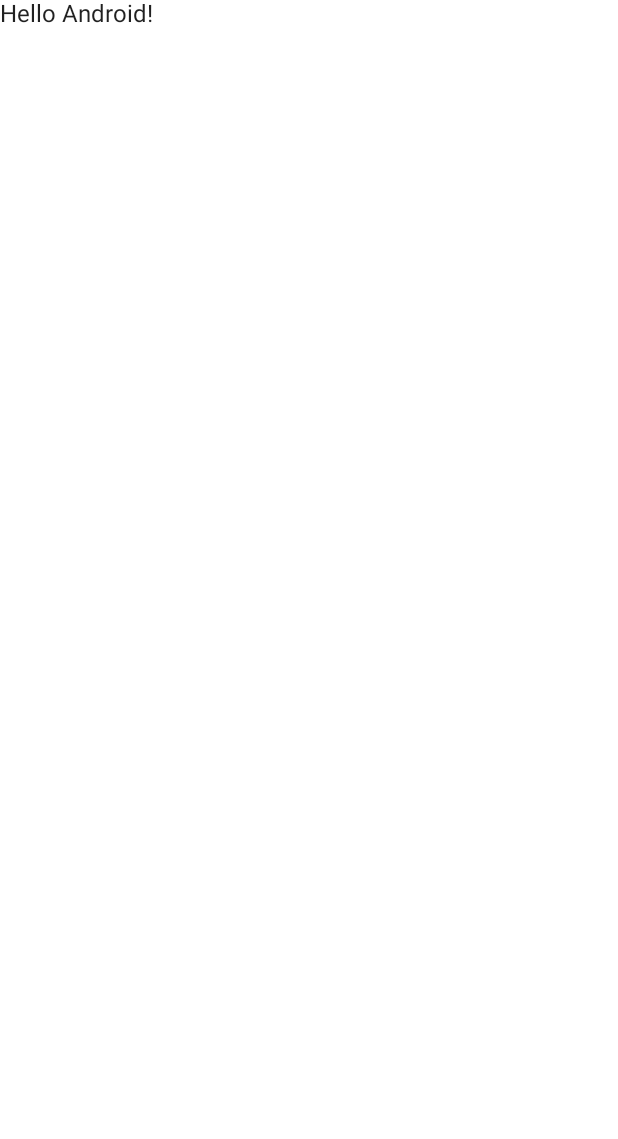
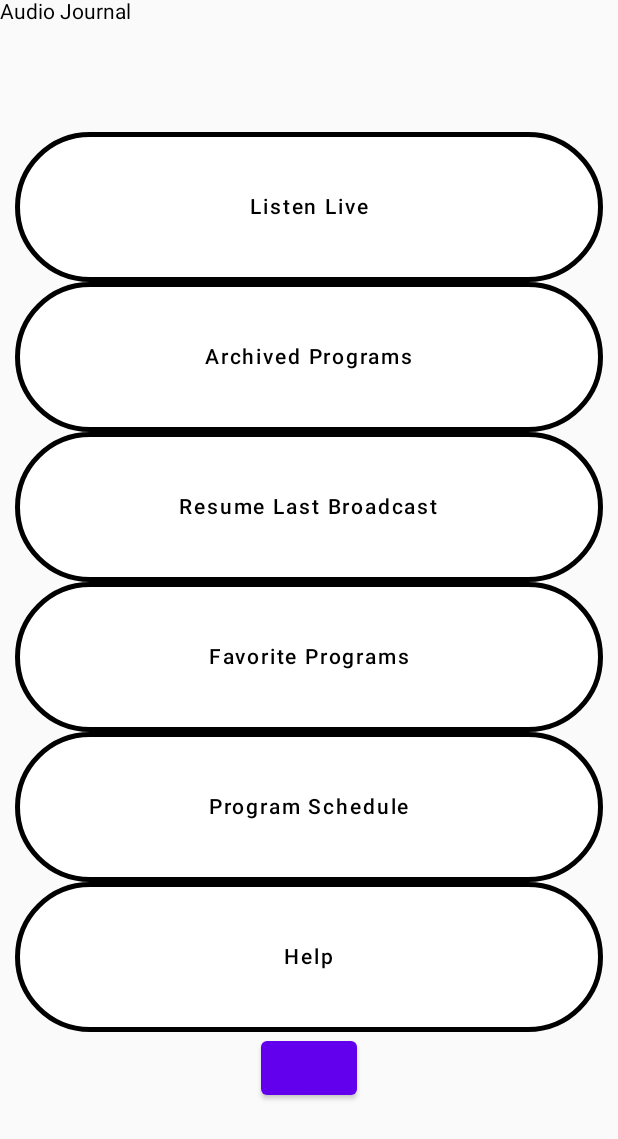
Before and after one commit to eoola/Audio-Journal-Android, an Android app built with Jetpack Compose: the screen it shows after launch (MainActivity), on a phone screen of 412 x 824 dp. Before the commit the part shown is almost empty. Shown: the top 1139 px of the screen. Run offline under Robolectric (Android 15) with nearby library versions, the phone set to English and light mode, and no system bars.

Commit message:
Homescreen Components

```diff
--- /dev/null
+++ b/app/src/main/java/com/wpi/audiojournal/HomeScreen.kt
@@ -0,0 +1,99 @@
+package com.wpi.audiojournal
+
+import android.icu.text.CaseMap
+import androidx.compose.foundation.layout.*
+import androidx.compose.material.Button
+import androidx.compose.material.Icon
+import androidx.compose.material.IconButton
+import androidx.compose.material.Text
+import androidx.compose.runtime.Composable
+import androidx.compose.ui.Alignment
+import androidx.compose.ui.Modifier
+import androidx.compose.ui.graphics.Color
+import androidx.compose.ui.graphics.painter.Painter
+import androidx.compose.ui.platform.LocalContext
+import com.wpi.audiojournal.ui.theme.RoundButton
+
+@Composable
+fun HomeScreen() {
+    Box(
+        modifier = Modifier.fillMaxSize()
+    ) {
+        Title()
+        Column(
+            modifier = Modifier.fillMaxSize(),
+            // color = MaterialTheme.colors.background
+            verticalArrangement = Arrangement.Center,
+            horizontalAlignment = Alignment.CenterHorizontally
+        ) {
+
+            RoundButton(
+                text = "Listen Live",
+                onClick = { /*TODO*/ },
+                borderColor = Color.Black, //COLORS ARE PLACE HOLDERS
+                backgroundColor = Color.White,
+                contentColor = Color.Black
+            )
+
+            RoundButton(
+                text = "Archived Programs",
+                onClick = { /*TODO*/ },
+                borderColor = Color.Black, //COLORS ARE PLACE HOLDERS
+                backgroundColor = Color.White,
+                contentColor = Color.Black
+            )
+
+            RoundButton(
+                text = "Resume Last Broadcast",
+                onClick = { /*TODO*/ },
+                borderColor = Color.Black, //COLORS ARE PLACE HOLDERS
+                backgroundColor = Color.White,
+                contentColor = Color.Black
+            )
+
+            RoundButton(
+                text = "Favorite Programs",
+                onClick = { /*TODO*/ },
+                borderColor = Color.Black, //COLORS ARE PLACE HOLDERS
+                backgroundColor = Color.White,
+                contentColor = Color.Black
+            )
+
+            RoundButton(
+                text = "Program Schedule",
+                onClick = { /*TODO*/ },
+                borderColor = Color.Black, //COLORS ARE PLACE HOLDERS
+                backgroundColor = Color.White,
+                contentColor = Color.Black
+            )
+
+            RoundButton(
+                text = "Help",
+                onClick = { /*TODO*/ },
+                borderColor = Color.Black, //COLORS ARE PLACE HOLDERS
+                backgroundColor = Color.White,
+                contentColor = Color.Black
+            )
+
+
+
+            ScreenPalette()
+        }
+    }
+}
+
+@Composable
+fun Title(){
+    Text("Audio Journal")
+}
+
+
+
+//This is for the palette changer
+@Composable
+fun ScreenPalette() {
+
+    Button(onClick = { /*TODO*/ }) {
+        //Icon(painter = Painter., contentDescription = "Color Palette Button")
+    }
+}
--- a/app/src/main/java/com/wpi/audiojournal/MainActivity.kt
+++ b/app/src/main/java/com/wpi/audiojournal/MainActivity.kt
@@ -16,7 +16,9 @@ class MainActivity : ComponentActivity() {
     override fun onCreate(savedInstanceState: Bundle?) {
         super.onCreate(savedInstanceState)
         setContent {
-            AudioJournalTheme {
+
+            HomeScreen()
+            /*AudioJournalTheme {
                 // A surface container using the 'background' color from the theme
                 Surface(
                     modifier = Modifier.fillMaxSize(),
@@ -24,7 +26,7 @@ class MainActivity : ComponentActivity() {
                 ) {
                     Greeting("Android")
                 }
-            }
+            }*/
         }
     }
 }
--- /dev/null
+++ b/app/src/main/java/com/wpi/audiojournal/ui/theme/RoundButton.kt
@@ -0,0 +1,58 @@
+package com.wpi.audiojournal.ui.theme
+
+import androidx.compose.foundation.BorderStroke
+import androidx.compose.foundation.layout.PaddingValues
+import androidx.compose.foundation.layout.size
+import androidx.compose.foundation.shape.CircleShape
+import androidx.compose.material.Button
+import androidx.compose.material.ButtonDefaults
+import androidx.compose.material.OutlinedButton
+import androidx.compose.material.Text
+import androidx.compose.runtime.Composable
+import androidx.compose.ui.Modifier
+import androidx.compose.ui.graphics.Color
+import androidx.compose.ui.platform.LocalContext
+import androidx.compose.ui.unit.dp
+
+class RoundButtonParams {
+    val widthMargin = 20
+    val borderStroke = 3
+    val height = 100
+
+
+}
+@Composable
+fun RoundButton(text:String,
+                modifier: Modifier=Modifier,
+                onClick:()->Unit,
+                borderColor: Color,
+                backgroundColor: Color,
+                contentColor: Color
+                ){
+    val params = RoundButtonParams()
+    val context = LocalContext.current
+    val displayMetrics = context.getResources().getDisplayMetrics()
+    //val dpHeight = displayMetrics.heightPixels / displayMetrics.density;
+    val dpWidth = displayMetrics.widthPixels / displayMetrics.density
+
+    val w = dpWidth - params.widthMargin
+    //val h = dpHeight - 3
+
+
+    OutlinedButton(onClick = onClick,
+        modifier = modifier.size(width = w.dp, height = params.height.dp),
+        //modifier = Modifier.height(50),
+        shape = CircleShape,
+       // contentPadding = PaddingValues(horizontal = 50.dp, vertical = 20.dp),
+        border = BorderStroke(params.borderStroke.dp, borderColor),
+        colors = ButtonDefaults.textButtonColors(
+            backgroundColor = backgroundColor,
+            contentColor = contentColor
+        )
+    ) {
+        Text(text = text
+            //style = MaterialTheme.typography.h
+            //modifier = Modifier.padding(10.dp)
+        )
+    }
+}
```
